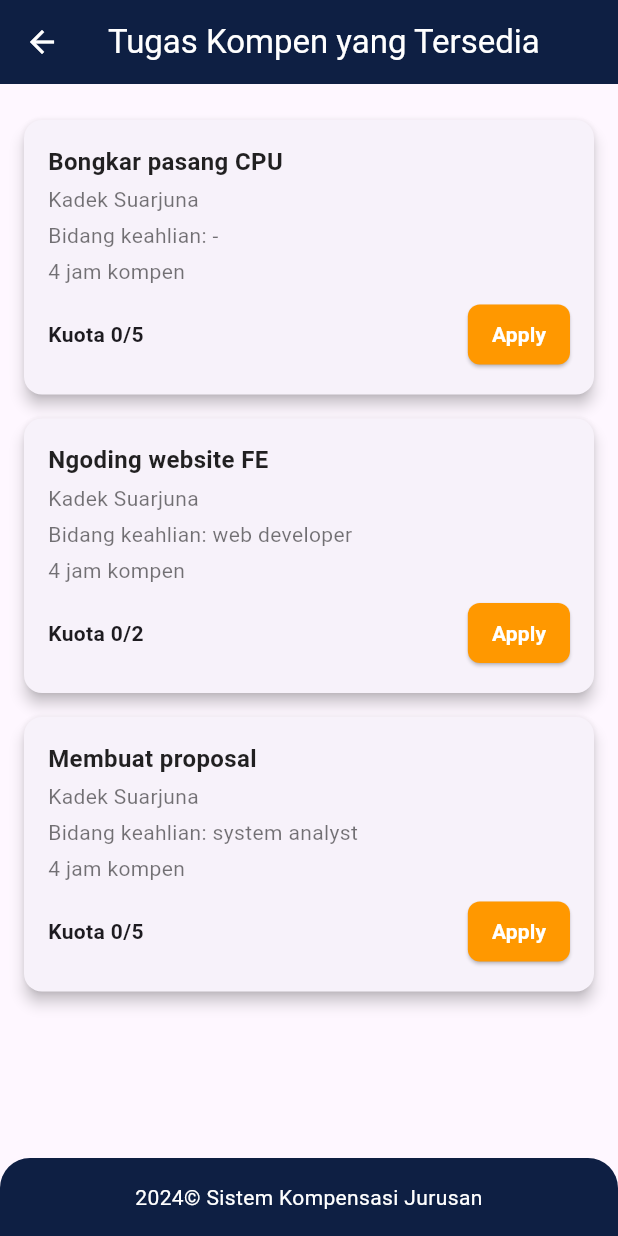
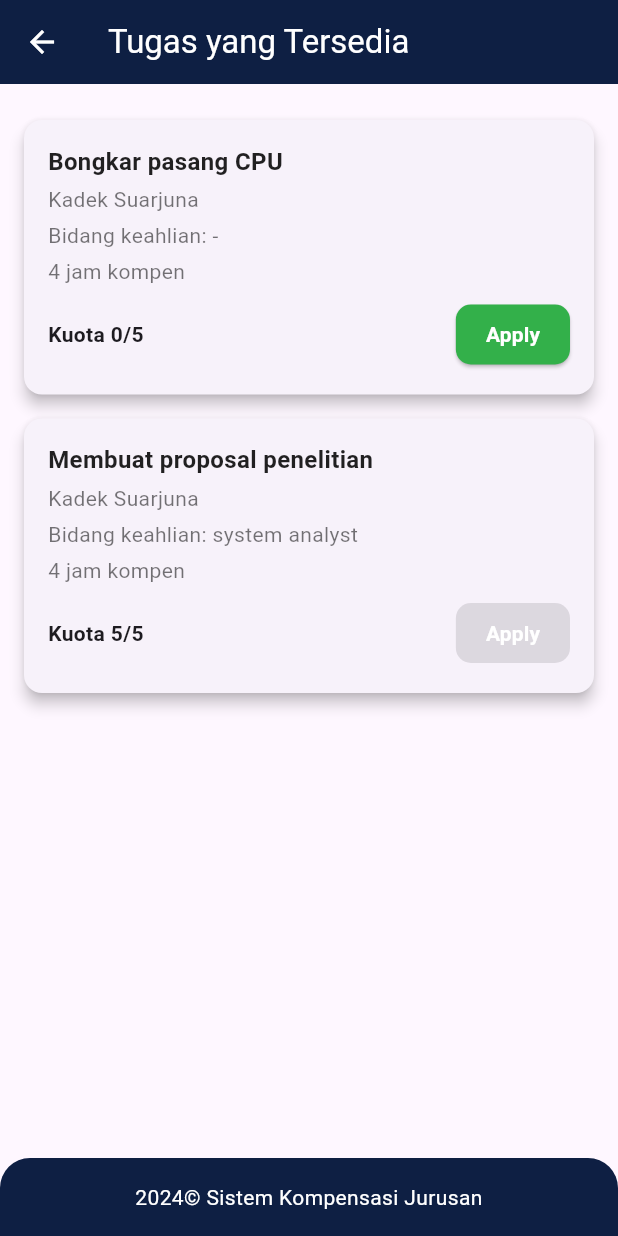
Before and after one commit to M-Dicky-Hanun-P/Projek-Pemrograman-Mobile, a Flutter app: the HomePage screen opened directly, in the side drawer, after a tap on "Lihat dan Pilih Kompen", on a phone screen of 412 x 824 dp. Run offline on Flutter 3.47's test engine with Material 3 defaults, Android fonts, the phone set to English and light mode, and no system bars; our stand-ins replace file_picker, image_picker, shared_preferences; accounts and stored records are empty.

Commit message:
Upload Progres Fitur "Lihat dan Pilih Kompen"

```diff
--- a/Projek Kompen/flutter_project_1/lib/dashboard/home_page.dart
+++ b/Projek Kompen/flutter_project_1/lib/dashboard/home_page.dart
@@ -1,7 +1,7 @@
 import 'dart:io';
 import 'package:flutter/material.dart';
-import 'package:flutter_project_1/fitur_sidebar/lihat_kompen_page.dart';
-import 'package:flutter_project_1/fitur_sidebar/update_tugas.dart';
+import 'package:flutter_project_1/fitur_sidebar/lihat_dan_pilih_kompen/lihat_kompen_page.dart';
+import 'package:flutter_project_1/fitur_sidebar/update_progres_tugas_kompen/update_progres_tugas_kompen.dart';
 import 'package:flutter_project_1/proses_log&res/login_page.dart';
 import 'package:flutter_project_1/fitur_sidebar/upload_berita_acara/upload_berkas_berita_acara.dart';
 import 'package:image_picker/image_picker.dart';
@@ -184,7 +184,7 @@ class _HomePageState extends State<HomePage> {
               ),
               const Spacer(),
               Padding(
-                padding: const EdgeInsets.all(16),
+                padding: const EdgeInsets.all(20),
                 child: ElevatedButton(
                   onPressed: () {
                     Navigator.pushReplacement(
@@ -197,7 +197,7 @@ class _HomePageState extends State<HomePage> {
                   style: ElevatedButton.styleFrom(
                     backgroundColor: Colors.red,
                     foregroundColor: Colors.white,
-                    minimumSize: const Size(double.infinity, 40),
+                    minimumSize: const Size(100, 40),
                     shape: RoundedRectangleBorder(
                       borderRadius: BorderRadius.circular(10),
                     ),
--- /dev/null
+++ b/Projek Kompen/flutter_project_1/lib/fitur_sidebar/lihat_dan_pilih_kompen/lihat_kompen_page.dart
@@ -0,0 +1,194 @@
+import 'package:flutter/material.dart';
+import 'package:flutter_project_1/dashboard/home_page.dart';
+import 'detail_tugas_yang_tersedia.dart';
+
+class LihatKompenPage extends StatefulWidget {
+  const LihatKompenPage({super.key});
+
+  @override
+  _LihatKompenPageState createState() => _LihatKompenPageState();
+}
+
+class _LihatKompenPageState extends State<LihatKompenPage> {
+  final List<Map<String, dynamic>> _tasks = [
+    {
+      'title': 'Bongkar pasang CPU',
+      'name': 'Kadek Suarjuna',
+      'type': '-',
+      'hours': '4 jam kompen',
+      'quota': '0/5',
+      'maxQuota': 5,
+      'isRequested': false, // Status awal
+    },
+    {
+      'title': 'Membuat proposal penelitian',
+      'name': 'Kadek Suarjuna',
+      'type': 'system analyst',
+      'hours': '4 jam kompen',
+      'quota': '5/5',
+      'maxQuota': 5,
+      'isRequested': false, // Status awal
+    },
+  ];
+
+  bool isFull(String quota) {
+    final splitQuota = quota.split('/');
+    final current = int.parse(splitQuota[0]);
+    final max = int.parse(splitQuota[1]);
+    return current >= max;
+  }
+
+  @override
+  Widget build(BuildContext context) {
+    return Scaffold(
+      appBar: AppBar(
+        title: const Text(
+          'Tugas yang Tersedia',
+          style: TextStyle(color: Colors.white),
+        ),
+        backgroundColor: const Color(0xFF0E1F43),
+        leading: IconButton(
+          icon: const Icon(Icons.arrow_back, color: Colors.white),
+          onPressed: () {
+            Navigator.pushReplacement(
+              context,
+              MaterialPageRoute(
+                  builder: (context) => const HomePage(
+                        username: 'mahasiswa',
+                      )),
+            );
+          },
+        ),
+      ),
+      body: Padding(
+        padding: const EdgeInsets.all(16.0),
+        child: ListView.builder(
+          itemCount: _tasks.length,
+          itemBuilder: (context, index) {
+            final task = _tasks[index];
+            final quotaFull = isFull(task['quota']);
+            return Card(
+              elevation: 4,
+              shape: RoundedRectangleBorder(
+                borderRadius: BorderRadius.circular(12.0),
+              ),
+              margin: const EdgeInsets.symmetric(vertical: 8.0),
+              child: Padding(
+                padding: const EdgeInsets.all(16.0),
+                child: Column(
+                  crossAxisAlignment: CrossAxisAlignment.start,
+                  children: [
+                    Text(
+                      task['title'],
+                      style: const TextStyle(
+                        fontSize: 16,
+                        fontWeight: FontWeight.bold,
+                        color: Colors.black87,
+                      ),
+                    ),
+                    const SizedBox(height: 4),
+                    Text(
+                      task['name'],
+                      style: const TextStyle(
+                        fontSize: 14,
+                        color: Colors.black54,
+                      ),
+                    ),
+                    const SizedBox(height: 4),
+                    Text(
+                      'Bidang keahlian: ${task['type']}',
+                      style: const TextStyle(
+                        fontSize: 14,
+                        color: Colors.black54,
+                      ),
+                    ),
+                    const SizedBox(height: 4),
+                    Text(
+                      task['hours'],
+                      style: const TextStyle(
+                        fontSize: 14,
+                        color: Colors.black54,
+                      ),
+                    ),
+                    const SizedBox(height: 8),
+                    Row(
+                      mainAxisAlignment: MainAxisAlignment.spaceBetween,
+                      children: [
+                        Text(
+                          'Kuota ${task['quota']}',
+                          style: const TextStyle(
+                            fontSize: 14,
+                            fontWeight: FontWeight.bold,
+                          ),
+                        ),
+                        ElevatedButton(
+                          style: ElevatedButton.styleFrom(
+                            backgroundColor: task['isRequested']
+                                ? const Color.fromARGB(255, 223, 201, 0)
+                                : const Color(0xFF33B04A),
+                            padding: const EdgeInsets.symmetric(
+                              horizontal: 20.0,
+                              vertical: 10.0,
+                            ),
+                            shape: RoundedRectangleBorder(
+                              borderRadius: BorderRadius.circular(10.0),
+                            ),
+                          ),
+                          onPressed: quotaFull || task['isRequested']
+                              ? null
+                              : () {
+                                  Navigator.push(
+                                    context,
+                                    MaterialPageRoute(
+                                      builder: (context) =>
+                                          DetailTugasYangTersediaPage(
+                                        task: task, // Kirim data tugas
+                                        onStatusChanged: (bool status) {
+                                          setState(() {
+                                            task['isRequested'] =
+                                                status; // Perbarui status
+                                          });
+                                        },
+                                      ),
+                                    ),
+                                  );
+                                },
+                          child: Text(
+                            task['isRequested'] ? 'Request' : 'Apply',
+                            style: const TextStyle(
+                              color: Colors.white,
+                              fontWeight: FontWeight.bold,
+                            ),
+                          ),
+                        )
+                      ],
+                    ),
+                  ],
+                ),
+              ),
+            );
+          },
+        ),
+      ),
+      bottomNavigationBar: Container(
+        width: double.infinity,
+        padding: const EdgeInsets.all(16.0),
+        decoration: const BoxDecoration(
+          color: Color(0xFF0E1F43),
+          borderRadius: BorderRadius.only(
+            topLeft: Radius.circular(20),
+            topRight: Radius.circular(20),
+          ),
+        ),
+        child: const Text(
+          '2024© Sistem Kompensasi Jurusan',
+          textAlign: TextAlign.center,
+          style: TextStyle(
+            color: Colors.white,
+            fontSize: 14,
+          ),
+        ),
+      ),
+    );
+  }
+}
```
Also changed, not shown: Projek Kompen/flutter_project_1/lib/fitur_sidebar/lihat_dan_pilih_kompen/detail_tugas_yang_tersedia.dart (added, +234 -0 lines), Projek Kompen/flutter_project_1/lib/fitur_sidebar/update_progres_tugas_kompen/update_progres_tugas_kompen.dart (added, +297 -0 lines), Projek Kompen/flutter_project_1/pubspec.yaml (+5 -6 lines), Projek Kompen/flutter_project_1/pubspec.lock.
